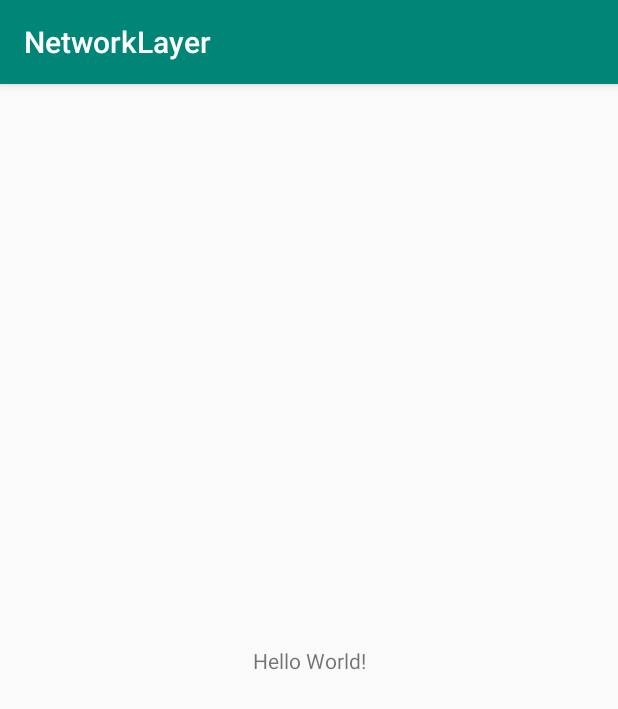
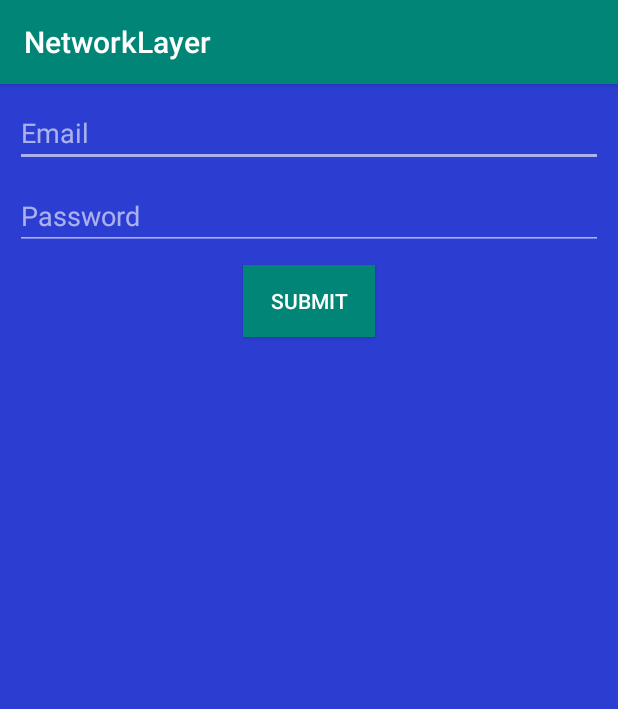
Before and after one commit to PeterFam/NetworkLayer, an Android app: the screen it shows after launch (MainActivity before the commit, LoginActivity after it), on a phone screen of 412 x 824 dp. Shown: the top 709 px of the screen. Run offline under Robolectric (Android 15) with nearby library versions, the phone set to English and light mode, and no system bars; 3 statements that could not run were skipped.

```diff
--- a/app/build.gradle
+++ b/app/build.gradle
@@ -53,9 +53,12 @@ dependencies {
 
     implementation fileTree(dir: 'libs', include: ['*.jar'])
     implementation "org.jetbrains.kotlin:kotlin-stdlib-jdk7:$kotlin_version"
+    implementation 'androidx.lifecycle:lifecycle-extensions:2.0.0-rc01'
+
     //Design
     implementation 'androidx.constraintlayout:constraintlayout:1.1.3'
     implementation 'androidx.appcompat:appcompat:1.0.0'
+    implementation 'com.google.android.material:material:1.0.0'
 
     implementation 'androidx.core:core-ktx:1.1.0-alpha05'
     //Retrofit
--- a/app/src/main/AndroidManifest.xml
+++ b/app/src/main/AndroidManifest.xml
@@ -11,7 +11,7 @@
         android:roundIcon="@mipmap/ic_launcher_round"
         android:supportsRtl="true"
         android:theme="@style/AppTheme">
-        <activity android:name=".MainActivity">
+        <activity android:name=".ui.login.LoginActivity">
             <intent-filter>
                 <action android:name="android.intent.action.MAIN" />
 
--- a/app/src/main/java/com/starwallet/networklayer/MainActivity.kt
+++ /dev/null
@@ -1,12 +0,0 @@
-package com.starwallet.networklayer
-
-import androidx.appcompat.app.AppCompatActivity
-import android.os.Bundle
-
-class MainActivity : AppCompatActivity() {
-
-    override fun onCreate(savedInstanceState: Bundle?) {
-        super.onCreate(savedInstanceState)
-        setContentView(R.layout.activity_main)
-    }
-}
--- a/app/src/main/java/com/starwallet/networklayer/data/remote/NetworkAPI.kt
+++ b/app/src/main/java/com/starwallet/networklayer/data/remote/NetworkAPI.kt
@@ -13,7 +13,7 @@ internal interface NetworkAPI {
     @GET("")
     fun getMoviesDetails(): Call<AppResponses>
 
-    @GET("")
+    @GET("oauth/token")
     fun loginRequest(): Call<AppResponses>
 
 }
--- /dev/null
+++ b/app/src/main/java/com/starwallet/networklayer/ui/BaseActivity.kt
@@ -0,0 +1,26 @@
+package com.starwallet.networklayer.ui
+
+import android.annotation.SuppressLint
+import androidx.appcompat.app.AppCompatActivity
+import androidx.lifecycle.ViewModelProvider
+import com.starwallet.networklayer.AndroidApplication
+import com.starwallet.networklayer.di.ApplicationComponent
+import com.starwallet.networklayer.helpers.LoadingProgress
+import javax.inject.Inject
+
+@SuppressLint("Registered")
+open class BaseActivity : AppCompatActivity(){
+
+//    val appComponent: ApplicationComponent by lazy(mode = LazyThreadSafetyMode.NONE) {
+//        (application as AndroidApplication).appComponent
+//    }
+
+    @Inject lateinit var viewModelFactory: ViewModelProvider.Factory
+
+    private var loadingProgress: LoadingProgress = LoadingProgress()
+
+    protected fun showProgress() = loadingProgress.show(this.supportFragmentManager, "show")
+
+    protected fun dismissProgress() = loadingProgress.dismissAllowingStateLoss()
+
+}
--- /dev/null
+++ b/app/src/main/java/com/starwallet/networklayer/ui/login/LoginActivity.kt
@@ -0,0 +1,24 @@
+package com.starwallet.networklayer.ui.login
+
+import android.os.Bundle
+import androidx.lifecycle.Observer
+import androidx.lifecycle.ViewModelProviders
+import com.starwallet.networklayer.R
+import com.starwallet.networklayer.helpers.extention.viewModel
+import com.starwallet.networklayer.ui.BaseActivity
+
+class LoginActivity : BaseActivity() {
+
+    private lateinit var loginViewModel: LoginViewModel
+    override fun onCreate(savedInstanceState: Bundle?) {
+        super.onCreate(savedInstanceState)
+        setContentView(R.layout.activity_main)
+
+        initView()
+
+    }
+
+    private fun initView() {
+    }
+
+}
--- a/app/src/main/res/layout/activity_main.xml
+++ b/app/src/main/res/layout/activity_main.xml
@@ -1,18 +1,52 @@
 <?xml version="1.0" encoding="utf-8"?>
-<androidx.constraintlayout.widget.ConstraintLayout xmlns:android="http://schemas.android.com/apk/res/android"
-    xmlns:app="http://schemas.android.com/apk/res-auto"
-    xmlns:tools="http://schemas.android.com/tools"
-    android:layout_width="match_parent"
-    android:layout_height="match_parent"
-    tools:context=".MainActivity">
+<androidx.constraintlayout.widget.ConstraintLayout
+        xmlns:android="http://schemas.android.com/apk/res/android"
+        xmlns:app="http://schemas.android.com/apk/res-auto"
+        xmlns:tools="http://schemas.android.com/tools"
+        android:layout_width="match_parent"
+        android:background="@color/blue"
+        android:layout_height="match_parent"
+        tools:context=".ui.login.LoginActivity">
 
-    <TextView
-        android:layout_width="wrap_content"
-        android:layout_height="wrap_content"
-        android:text="Hello World!"
-        app:layout_constraintBottom_toBottomOf="parent"
-        app:layout_constraintLeft_toLeftOf="parent"
-        app:layout_constraintRight_toRightOf="parent"
-        app:layout_constraintTop_toTopOf="parent" />
+    <com.google.android.material.textfield.TextInputEditText
+            android:id="@+id/emailEditText"
+            android:layout_width="0dp"
+            android:hint="Email"
+            android:backgroundTint="@color/white_alpha_60"
+            android:textColor="@color/white"
+            android:textColorHint="@color/white_alpha_60"
+            android:layout_margin="10dp"
+            android:inputType="textEmailAddress"
+            android:layout_height="wrap_content"
+            app:layout_constraintStart_toStartOf="parent"
+            app:layout_constraintEnd_toEndOf="parent"
+            app:layout_constraintTop_toTopOf="parent"/>
+
+
+    <com.google.android.material.textfield.TextInputEditText
+            android:id="@+id/passwordEditText"
+            android:layout_width="0dp"
+            android:hint="Password"
+            android:inputType="textPassword"
+            android:layout_margin="10dp"
+            android:backgroundTint="@color/white_alpha_60"
+            android:textColor="@color/white"
+            android:textColorHint="@color/white_alpha_60"
+            android:layout_height="wrap_content"
+            app:layout_constraintStart_toStartOf="parent"
+            app:layout_constraintEnd_toEndOf="parent"
+            app:layout_constraintTop_toBottomOf="@id/emailEditText"/>
+
+    <Button
+            android:id="@+id/submitBtn"
+            app:layout_constraintStart_toStartOf="@id/passwordEditText"
+            app:layout_constraintEnd_toEndOf="@id/passwordEditText"
+            android:text="Submit"
+            android:textColor="@color/white"
+            android:layout_marginTop="10dp"
+            app:layout_constraintTop_toBottomOf="@id/passwordEditText"
+            android:layout_width="wrap_content"
+            android:background="@color/colorPrimary"
+            android:layout_height="wrap_content"/>
 
 </androidx.constraintlayout.widget.ConstraintLayout>
--- a/app/src/main/res/values/colors.xml
+++ b/app/src/main/res/values/colors.xml
@@ -2,5 +2,10 @@
 <resources>
     <color name="colorPrimary">#008577</color>
     <color name="colorPrimaryDark">#00574B</color>
-    <color name="colorAccent">#D81B60</color>
+    <color name="colorAccent">#A31B1B</color>
+    <color name="white_alpha_60">#99ffffff</color>
+    <color name="white">#FFFFFF</color>
+    <color name="black">#000000</color>
+    <color name="blue">#2C3ED1</color>
+    <color name="progress_transparent">#57FFFFFF</color>
 </resources>
--- a/app/src/main/res/values/styles.xml
+++ b/app/src/main/res/values/styles.xml
@@ -7,5 +7,8 @@
         <item name="colorPrimaryDark">@color/colorPrimaryDark</item>
         <item name="colorAccent">@color/colorAccent</item>
     </style>
+    <style name="FullHeightDialog" parent="Theme.AppCompat.Light.Dialog">
+        <item name="android:windowNoTitle">true</item>
+    </style>
 
 </resources>
--- a/gradle.properties
+++ b/gradle.properties
@@ -19,5 +19,5 @@ android.useAndroidX=true
 android.enableJetifier=true
 # Kotlin code style for this project: "official" or "obsolete":
 kotlin.code.style=official
-BASE_PRODUCTION_URL="https://api.themoviedb.org"
-API_KEY="fc47660226072874be57974ff797a0cd"
+BASE_PRODUCTION_URL="http://divehooddemo.star-wallet.com"
+API_KEY="dTForf6Frtp73glyr750xq9QMNFblhTtsbonk1ze"
```
Also changed, not shown: app/src/main/java/com/starwallet/networklayer/data/remote/request/LoginRequest.kt (added, +11 -0 lines), app/src/main/java/com/starwallet/networklayer/helpers/LoadingProgress.kt (added, +38 -0 lines), app/src/main/java/com/starwallet/networklayer/helpers/extention/Activity.kt (added, +12 -0 lines), app/src/main/java/com/starwallet/networklayer/helpers/extention/LifeCycle.kt (added, +12 -0 lines), app/src/main/java/com/starwallet/networklayer/ui/BaseViewModel.kt (added, +14 -0 lines), app/src/main/java/com/starwallet/networklayer/ui/login/LoginViewModel.kt (added, +34 -0 lines), app/src/main/res/layout/loading_progress.xml (added, +20 -0 lines).
